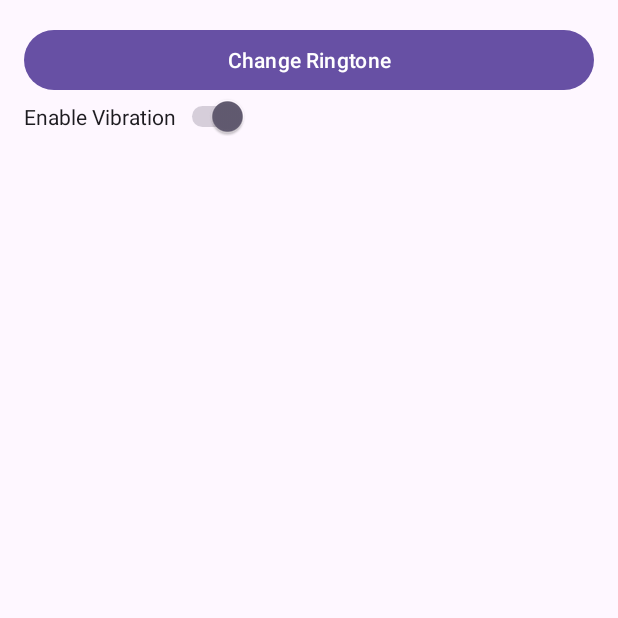
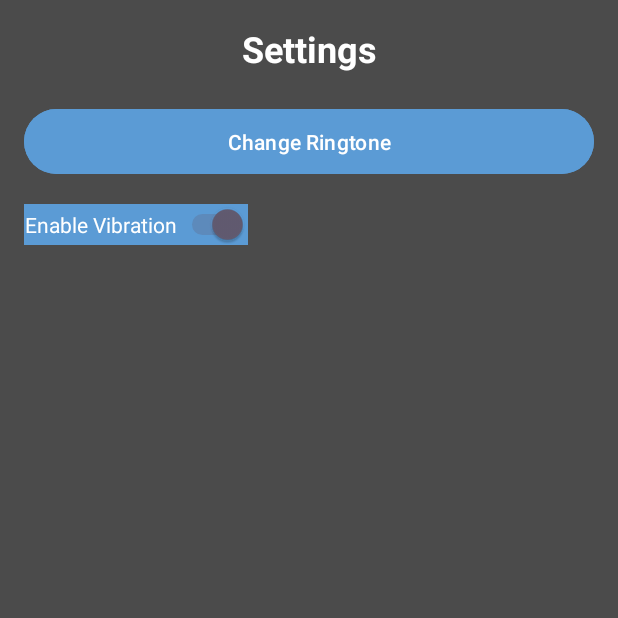
Before and after one commit to janithsuraweera/todolist, an Android app: the SettingsActivity screen opened directly, with no data from a screen before it, on a phone screen of 412 x 824 dp, the top half of it. Run offline under Robolectric (Android 15) with nearby library versions, the phone set to English and light mode, and no system bars.

Commit message:
v8 setting function updatew

```diff
--- a/app/src/main/java/com/example/todolist/SettingsActivity.kt
+++ b/app/src/main/java/com/example/todolist/SettingsActivity.kt
@@ -62,7 +62,8 @@ class SettingsActivity : AppCompatActivity() {
         super.onActivityResult(requestCode, resultCode, data)
 
         if (requestCode == 999 && resultCode == RESULT_OK) {
-            val ringtoneUri = data?.getParcelableExtra<Uri>(RingtoneManager.EXTRA_RINGTONE_PICKED_URI)
+            val ringtoneUri =
+                data?.getParcelableExtra<Uri>(RingtoneManager.EXTRA_RINGTONE_PICKED_URI)
             if (ringtoneUri != null) {
                 editor.putString("ringtone", ringtoneUri.toString())
                 editor.apply()
--- a/app/src/main/res/layout/activity_settings.xml
+++ b/app/src/main/res/layout/activity_settings.xml
@@ -1,19 +1,39 @@
 <LinearLayout xmlns:android="http://schemas.android.com/apk/res/android"
     android:layout_width="match_parent"
     android:layout_height="match_parent"
+    android:background="@color/charcoal"
     android:orientation="vertical"
-    android:padding="16dp">
+    android:padding="16dp"> <!-- Set a background color -->
+
+    <TextView
+        android:layout_width="match_parent"
+        android:layout_height="wrap_content"
+        android:layout_marginBottom="20dp"
+        android:gravity="center"
+        android:text="Settings"
+        android:textSize="24sp"
+        android:textStyle="bold"
+        android:textColor="@android:color/white"/>
 
     <Button
         android:id="@+id/buttonRingtone"
         android:layout_width="match_parent"
         android:layout_height="wrap_content"
-        android:text="Change Ringtone" />
+        android:layout_marginBottom="16dp"
+        android:backgroundTint="@color/softblue"
+        android:padding="12dp"
+        android:shape="rectangle"
+        android:text="Change Ringtone"
+        android:textColor="@android:color/white" />
 
     <Switch
         android:id="@+id/switchVibration"
         android:layout_width="wrap_content"
         android:layout_height="wrap_content"
-        android:text="Enable Vibration" />
+        android:layout_marginBottom="20dp"
+        android:text="Enable Vibration"
+        android:textColor="@android:color/white"
+        android:background="@color/softblue"
+        android:gravity="center"/>
 
 </LinearLayout>
--- a/app/src/main/res/layout/activity_splash.xml
+++ b/app/src/main/res/layout/activity_splash.xml
@@ -2,8 +2,8 @@
 <LinearLayout xmlns:android="http://schemas.android.com/apk/res/android"
     android:layout_width="match_parent"
     android:layout_height="match_parent"
+    android:background="@color/white"
     android:gravity="center"
-    android:background="@color/white"
     android:orientation="vertical">
 
     <!-- App Logo -->
--- a/app/src/main/res/layout/widget_layout.xml
+++ b/app/src/main/res/layout/widget_layout.xml
@@ -8,8 +8,8 @@
         android:id="@+id/widgetTextView"
         android:layout_width="match_parent"
         android:layout_height="match_parent"
+        android:background="@color/softblue"
         android:padding="10dp"
-        android:textSize="16sp"
         android:textColor="#000"
-        android:background="@color/softblue"/>
+        android:textSize="16sp" />
 </LinearLayout>
```
Also changed, not shown: app/src/main/java/com/example/todolist/AlarmReceiver.kt (+15 -4 lines), app/src/main/java/com/example/todolist/MainActivity.kt (+84 -32 lines), app/src/main/java/com/example/todolist/TaskWidgetProvider.kt (+16 -3 lines), app/src/main/res/layout/activity_main.xml (+31 -53 lines), app/src/main/res/values/colors.xml (+10 -12 lines), app/src/main/res/drawable/icdelete.png (deleted), app/src/main/res/drawable/icupdate.png (deleted), app/src/main/res/drawable/serch.png (deleted).
